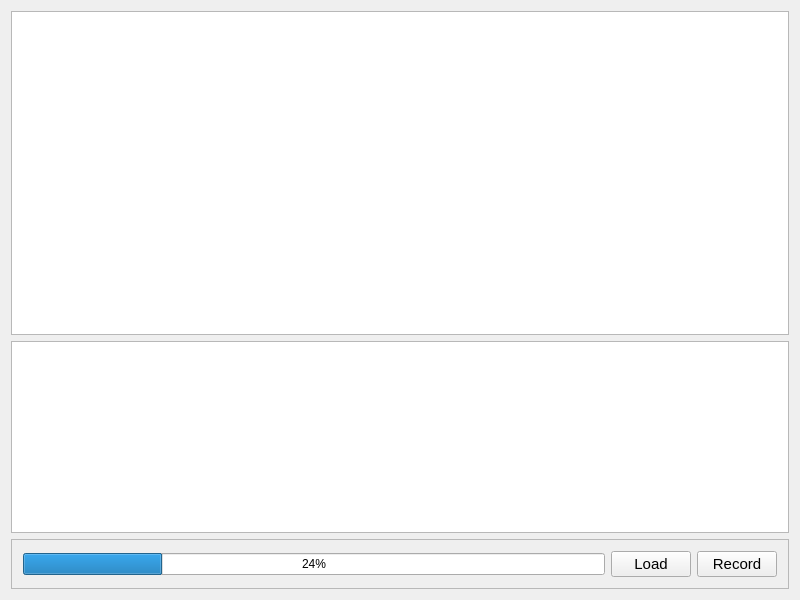
Qt form voice_lock/gui/mainwindow.ui (Yozh2/voice_lock) before a commit.
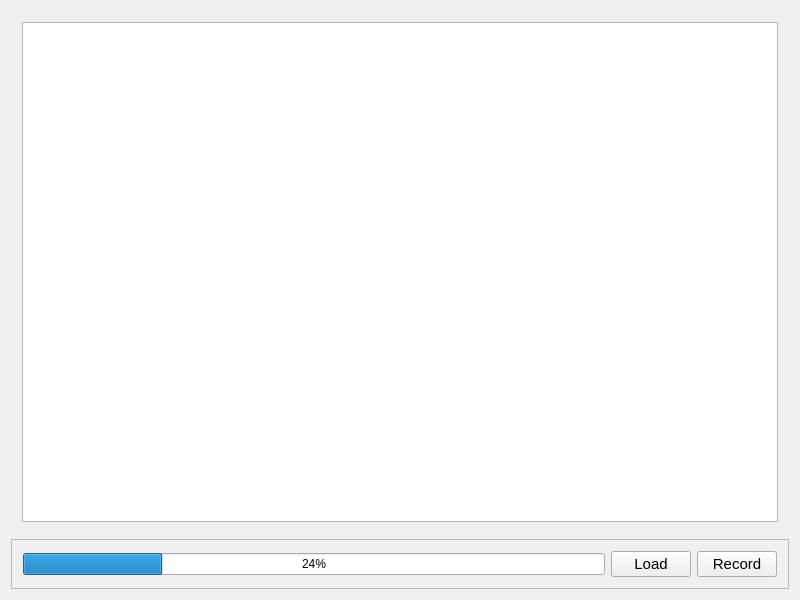
The same form after that commit.

Commit message: waveform plotting & gui improvements

Diff of the .ui file:
```diff
--- a/voice_lock/gui/mainwindow.ui
+++ b/voice_lock/gui/mainwindow.ui
@@ -52,27 +52,35 @@
    </property>
    <layout class="QVBoxLayout" name="verticalLayout_5">
     <item>
-     <layout class="QVBoxLayout" name="main_panel">
-      <item>
-       <widget class="QGraphicsView" name="waveform_view"/>
-      </item>
-      <item>
-       <widget class="QTextBrowser" name="console">
+     <widget class="QWidget" name="main_panel" native="true">
         <property name="sizePolicy">
-         <sizepolicy hsizetype="Expanding" vsizetype="Fixed">
+       <sizepolicy hsizetype="MinimumExpanding" vsizetype="MinimumExpanding">
           <horstretch>0</horstretch>
           <verstretch>0</verstretch>
          </sizepolicy>
         </property>
+      <layout class="QVBoxLayout" name="main_panel_layout">
+       <item>
+        <widget class="QTextBrowser" name="console">
+         <property name="enabled">
+          <bool>true</bool>
+         </property>
+         <property name="sizePolicy">
+          <sizepolicy hsizetype="MinimumExpanding" vsizetype="MinimumExpanding">
+           <horstretch>0</horstretch>
+           <verstretch>1</verstretch>
+          </sizepolicy>
+         </property>
         <property name="maximumSize">
          <size>
           <width>16777215</width>
-          <height>300</height>
+           <height>16777215</height>
          </size>
         </property>
        </widget>
       </item>
      </layout>
+     </widget>
     </item>
     <item>
      <widget class="QFrame" name="controls">
```
Left out of the diff: 2 changed lines with no effect on the pictures. Lines whose indentation alone changed are shown as unchanged. The commit also changes 10 other files.
